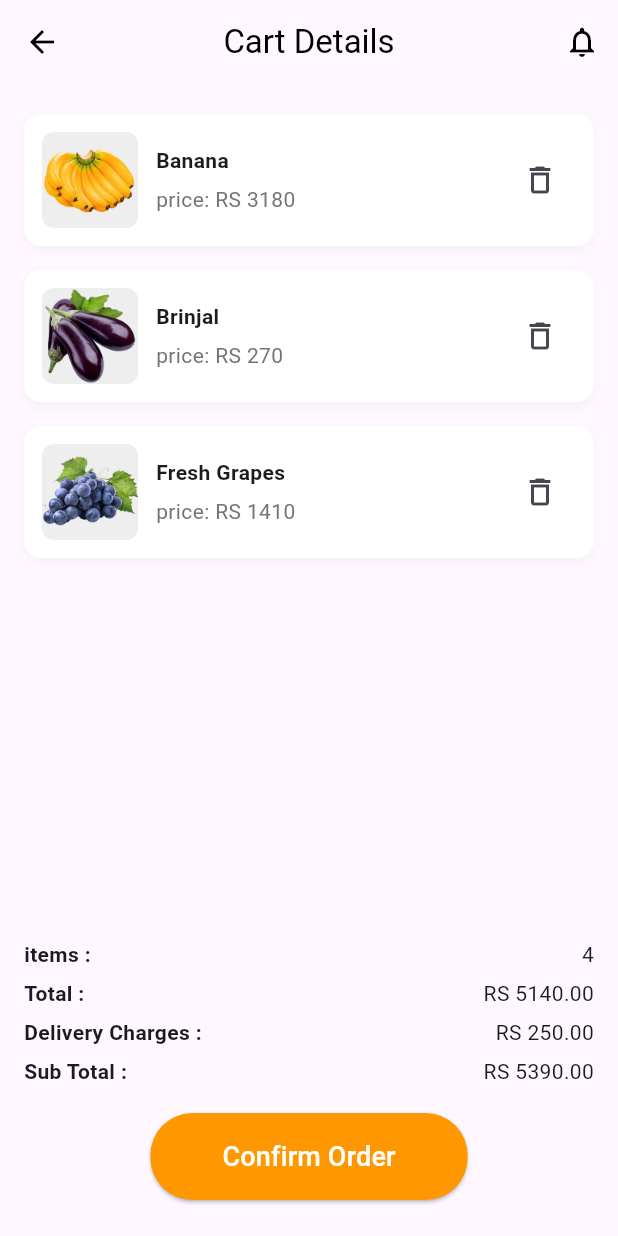
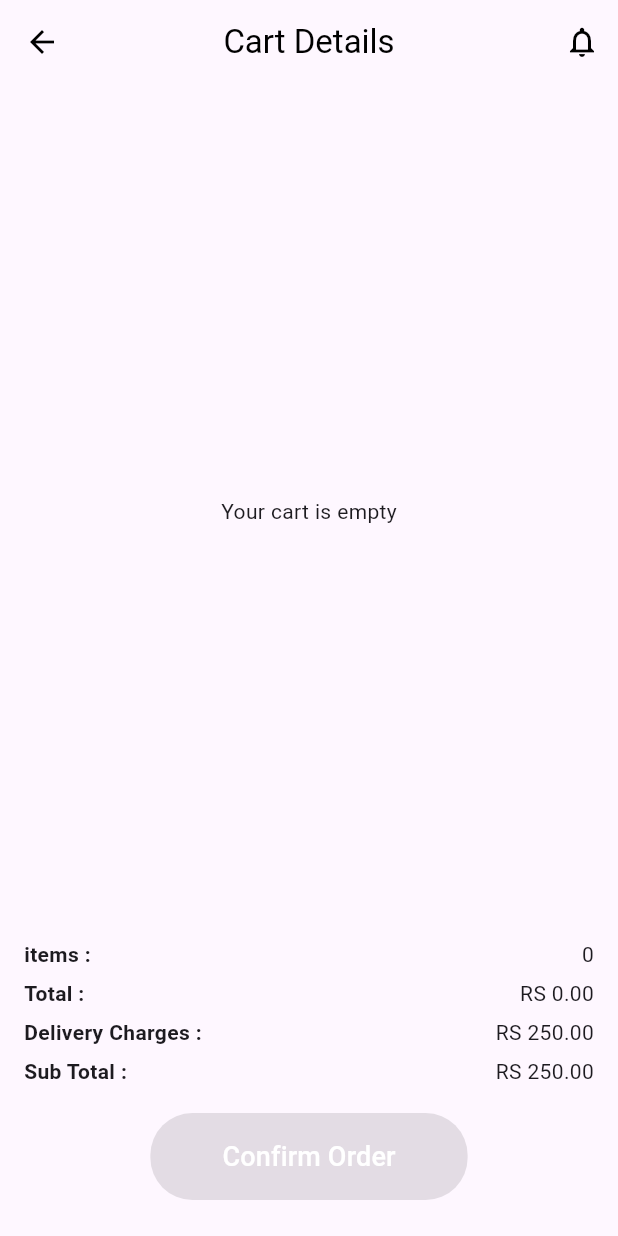
Before and after one commit to ravishanamina174/lankasmartmart, a Flutter app: the CartPage screen opened directly, on a phone screen of 412 x 824 dp. Run offline on Flutter 3.47's test engine with Material 3 defaults, Android fonts, the phone set to English and light mode, and no system bars; our stand-ins replace firebase_auth, firebase_core; accounts and stored records are empty.

Commit message:
feat: Implement cart functionality with provider integration and UI updates

```diff
--- /dev/null
+++ b/lib/models/cart_model.dart
@@ -0,0 +1,83 @@
+import 'package:flutter/foundation.dart';
+
+class CartItem {
+  final String name;
+  final String image;
+  final double price; // price per unit
+  int units;
+
+  CartItem({
+    required this.name,
+    required this.image,
+    required this.price,
+    this.units = 1,
+  });
+}
+
+class CartProvider extends ChangeNotifier {
+  final Map<String, CartItem> _items = {}; // keyed by product name
+
+  static double parsePrice(String priceString) {
+    try {
+      final cleaned = priceString.replaceAll(',', '');
+      final reg = RegExp(r"(\d+\.?\d*)");
+      final match = reg.firstMatch(cleaned);
+      if (match != null) {
+        return double.parse(match.group(0)!);
+      }
+    } catch (_) {}
+    return 0.0;
+  }
+
+  void addItem({required String name, required String priceString, required String image}) {
+    final price = parsePrice(priceString);
+    if (_items.containsKey(name)) {
+      _items[name]!.units += 1;
+    } else {
+      _items[name] = CartItem(name: name, image: image, price: price);
+    }
+    notifyListeners();
+  }
+
+  void addUnit(String name) {
+    if (_items.containsKey(name)) {
+      _items[name]!.units += 1;
+      notifyListeners();
+    }
+  }
+
+  void removeUnit(String name) {
+    if (!_items.containsKey(name)) return;
+    final item = _items[name]!;
+    item.units -= 1;
+    if (item.units <= 0) {
+      _items.remove(name);
+    }
+    notifyListeners();
+  }
+
+  void removeItem(String name) {
+    if (_items.containsKey(name)) {
+      _items.remove(name);
+      notifyListeners();
+    }
+  }
+
+  List<CartItem> get items => _items.values.toList();
+
+  int get itemTypesCount => _items.length;
+
+  double get total {
+    double sum = 0.0;
+    for (final it in _items.values) {
+      sum += it.price * it.units;
+    }
+    return sum;
+  }
+
+  double get deliveryCharges => 250.0;
+
+  double get subTotal => total + deliveryCharges;
+
+  String formatRs(double value) => 'RS ${value.toStringAsFixed(2)}';
+}
--- a/lib/screens/cart_page.dart
+++ b/lib/screens/cart_page.dart
@@ -1,51 +1,16 @@
 import 'package:flutter/material.dart';
+import 'package:provider/provider.dart';
 import 'delivery_details_page.dart';
 import '../widgets/notification_popup.dart';
+import '../models/cart_model.dart';
 
 // CartPage - StatelessWidget, UI-only
 class CartPage extends StatelessWidget {
   const CartPage({Key? key}) : super(key: key);
 
-  Widget _cartItem(String name, int qty, String date, String price, String imageAsset) {
-    return Container(
-      margin: const EdgeInsets.symmetric(vertical: 8),
-      padding: const EdgeInsets.all(12),
-      decoration: BoxDecoration(
-        color: Colors.white,
-        borderRadius: BorderRadius.circular(12),
-        boxShadow: [BoxShadow(color: Colors.grey.withOpacity(0.08), blurRadius: 6, offset: const Offset(0, 3))],
-      ),
-      child: Row(
-        children: [
-          Container(
-            width: 64,
-            height: 64,
-            decoration: BoxDecoration(color: Colors.grey[200], borderRadius: BorderRadius.circular(8)),
-            child: Image.asset(
-              imageAsset,
-              fit: BoxFit.contain,
-              errorBuilder: (context, error, stackTrace) => const Icon(Icons.image, size: 36, color: Colors.grey),
-            ),
-          ),
-          const SizedBox(width: 12),
-          Expanded(
-            child: Column(
-              crossAxisAlignment: CrossAxisAlignment.start,
-              children: [
-                Text(name, style: const TextStyle(fontWeight: FontWeight.bold)),
-                const SizedBox(height: 6),
-                Text('price: $price', style: TextStyle(color: Colors.grey[600])),
-              ],
-            ),
-          ),
-          IconButton(onPressed: () {}, icon: const Icon(Icons.delete_outline))
-        ],
-      ),
-    );
-  }
-
   @override
   Widget build(BuildContext context) {
+    final cart = Provider.of<CartProvider>(context);
     return Scaffold(
       appBar: AppBar(
         elevation: 0,
@@ -53,7 +18,6 @@ class CartPage extends StatelessWidget {
         leading: IconButton(
           icon: const Icon(Icons.arrow_back, color: Colors.black),
           onPressed: () {
-            // Navigate back to previous screen (ProductDetailsPage)
             Navigator.pop(context);
           },
         ),
@@ -70,12 +34,65 @@ class CartPage extends StatelessWidget {
             children: [
               // Cart items list
               Expanded(
-                child: ListView(
+                child: cart.items.isEmpty
+                    ? const Center(child: Text('Your cart is empty'))
+                    : ListView.builder(
+                        itemCount: cart.items.length,
+                        itemBuilder: (context, index) {
+                          final item = cart.items[index];
+                          return Container(
+                            margin: const EdgeInsets.symmetric(vertical: 8),
+                            padding: const EdgeInsets.all(12),
+                            decoration: BoxDecoration(
+                              color: Colors.white,
+                              borderRadius: BorderRadius.circular(12),
+                              boxShadow: [BoxShadow(color: Colors.grey.withOpacity(0.08), blurRadius: 6, offset: const Offset(0, 3))],
+                            ),
+                            child: Row(
                               children: [
-                    _cartItem('Banana', 8, '02/03/2026', 'RS 3180', 'assets/images/banana.png'),
-                    _cartItem('Brinjal', 5, '02/03/2026', 'RS 270', 'assets/images/brinjal.png'),
-                    _cartItem('Fresh Grapes', 3, '02/03/2026', 'RS 1410', 'assets/images/grapes.png'),
+                                Container(
+                                  width: 64,
+                                  height: 64,
+                                  decoration: BoxDecoration(color: Colors.grey[200], borderRadius: BorderRadius.circular(8)),
+                                  child: Image.asset(
+                                    item.image,
+                                    fit: BoxFit.contain,
+                                    errorBuilder: (context, error, stackTrace) => const Icon(Icons.image, size: 36, color: Colors.grey),
+                                  ),
+                                ),
+                                const SizedBox(width: 12),
+                                Expanded(
+                                  child: Column(
+                                    crossAxisAlignment: CrossAxisAlignment.start,
+                                    children: [
+                                      Text(item.name, style: const TextStyle(fontWeight: FontWeight.bold)),
+                                      const SizedBox(height: 6),
+                                      Text('price: RS ${item.price.toStringAsFixed(2)}', style: TextStyle(color: Colors.grey[600])),
+                                      const SizedBox(height: 6),
+                                      Text('Units = ${item.units}', style: const TextStyle(fontWeight: FontWeight.bold)),
                                     ],
+                                  ),
+                                ),
+                                Row(
+                                  children: [
+                                    IconButton(
+                                      onPressed: () => cart.addUnit(item.name),
+                                      icon: const Icon(Icons.add_circle_outline, color: Colors.green),
+                                    ),
+                                    IconButton(
+                                      onPressed: () => cart.removeUnit(item.name),
+                                      icon: const Icon(Icons.remove_circle_outline, color: Colors.orange),
+                                    ),
+                                    IconButton(
+                                      onPressed: () => cart.removeItem(item.name),
+                                      icon: const Icon(Icons.delete_outline),
+                                    ),
+                                  ],
+                                )
+                              ],
+                            ),
+                          );
+                        },
                       ),
               ),
 
@@ -84,46 +101,48 @@ class CartPage extends StatelessWidget {
               // Summary section
               Row(
                 mainAxisAlignment: MainAxisAlignment.spaceBetween,
-                children: const [
-                  Text('items :', style: TextStyle(fontWeight: FontWeight.bold)),
-                  Text('4'),
+                children: [
+                  const Text('items :', style: TextStyle(fontWeight: FontWeight.bold)),
+                  Text('${cart.itemTypesCount}'),
                 ],
               ),
               const SizedBox(height: 6),
               Row(
                 mainAxisAlignment: MainAxisAlignment.spaceBetween,
-                children: const [
-                  Text('Total :', style: TextStyle(fontWeight: FontWeight.bold)),
-                  Text('RS 5140.00'),
+                children: [
+                  const Text('Total :', style: TextStyle(fontWeight: FontWeight.bold)),
+                  Text(cart.formatRs(cart.total)),
                 ],
               ),
               const SizedBox(height: 6),
               Row(
                 mainAxisAlignment: MainAxisAlignment.spaceBetween,
-                children: const [
-                  Text('Delivery Charges :', style: TextStyle(fontWeight: FontWeight.bold)),
-                  Text('RS 250.00'),
+                children: [
+                  const Text('Delivery Charges :', style: TextStyle(fontWeight: FontWeight.bold)),
+                  Text(cart.formatRs(cart.deliveryCharges)),
                 ],
               ),
               const SizedBox(height: 6),
               Row(
                 mainAxisAlignment: MainAxisAlignment.spaceBetween,
-                children: const [
-                  Text('Sub Total :', style: TextStyle(fontWeight: FontWeight.bold)),
-                  Text('RS 5390.00'),
+                children: [
+                  const Text('Sub Total :', style: TextStyle(fontWeight: FontWeight.bold)),
+                  Text(cart.formatRs(cart.subTotal)),
                 ],
               ),
 
               const SizedBox(height: 18),
 
-              // Confirm order button (dummy)
+              // Confirm order button
               ElevatedButton(
                 style: ElevatedButton.styleFrom(
                   padding: const EdgeInsets.symmetric(horizontal: 48, vertical: 16),
                   shape: RoundedRectangleBorder(borderRadius: BorderRadius.circular(28)),
                   backgroundColor: Colors.orange,
                 ),
-                onPressed: () {
+                onPressed: cart.items.isEmpty
+                    ? null
+                    : () {
                         Navigator.push(
                           context,
                           MaterialPageRoute(builder: (_) => const DeliveryDetailsPage()),
--- a/lib/screens/payment_page.dart
+++ b/lib/screens/payment_page.dart
@@ -1,5 +1,7 @@
 import 'package:flutter/material.dart';
+import 'package:provider/provider.dart';
 import 'payment_success_page.dart';
+import '../models/cart_model.dart';
 
 class PaymentPage extends StatelessWidget {
   const PaymentPage({Key? key}) : super(key: key);
@@ -130,13 +132,15 @@ class PaymentPage extends StatelessWidget {
                   paymentIcons,
                   const SizedBox(height: 18),
                   // Charge
-                  const Text(
-                    "Charge :  RS 5390.00",
-                    style: TextStyle(
-                      fontWeight: FontWeight.bold,
-                      fontSize: 18,
-                    ),
-                  ),
+                  Consumer<CartProvider>(builder: (context, cart, _) {
+                    return Text(
+                      "Charge :  ${cart.formatRs(cart.subTotal)}",
+                      style: const TextStyle(
+                        fontWeight: FontWeight.bold,
+                        fontSize: 18,
+                      ),
+                    );
+                  }),
                   const SizedBox(height: 18),
                   // Pay Now Button
                   SizedBox(
--- a/lib/screens/payment_success_page.dart
+++ b/lib/screens/payment_success_page.dart
@@ -1,13 +1,16 @@
 import 'package:flutter/material.dart';
+import 'package:provider/provider.dart';
 import 'home_page.dart';
+import '../models/cart_model.dart';
 
 class PaymentSuccessPage extends StatelessWidget {
   const PaymentSuccessPage({Key? key}) : super(key: key);
 
   @override
   Widget build(BuildContext context) {
-    // Dummy payment details
-    const amount = "RS 5390.00";
+    // payment details will pull from cart provider
+    final cart = Provider.of<CartProvider>(context);
+    final amount = cart.formatRs(cart.subTotal);
     const txnId = "TXN-7891224";
     const paymentMethod = "****4242";
     const date = "FEB 3, 2026";
--- a/pubspec.yaml
+++ b/pubspec.yaml
@@ -36,6 +36,7 @@ dependencies:
   # The following adds the Cupertino Icons font to your application.
   # Use with the CupertinoIcons class for iOS style icons.
   cupertino_icons: ^1.0.8
+  provider: ^6.1.5
 
 dev_dependencies:
   flutter_test:
```
Also changed, not shown: lib/main.dart (+11 -6 lines), lib/screens/categories_page.dart (+4 -18 lines), lib/screens/home_page.dart (+5 -19 lines), lib/screens/product_details_page.dart (+14 -9 lines), pubspec.lock. Lines whose indentation alone changed are shown as unchanged.
